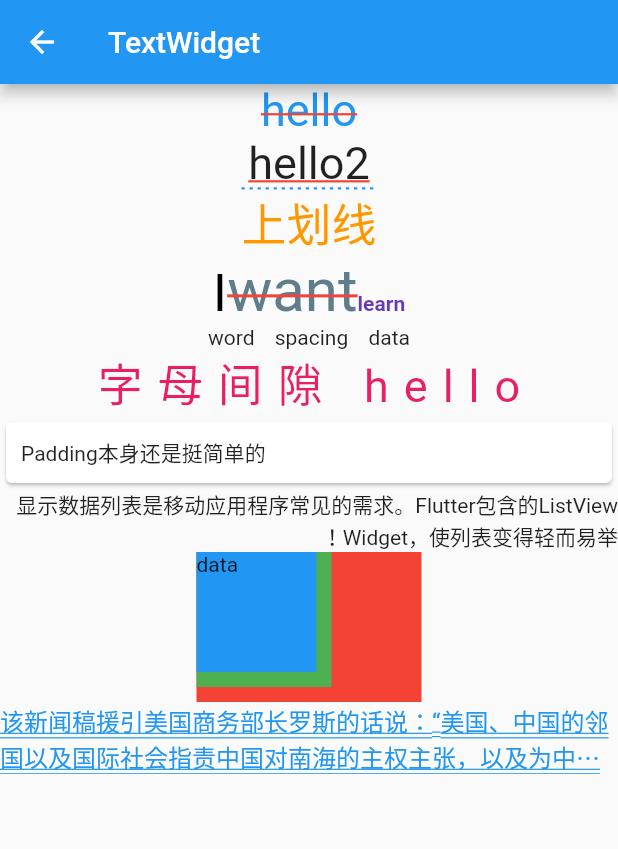
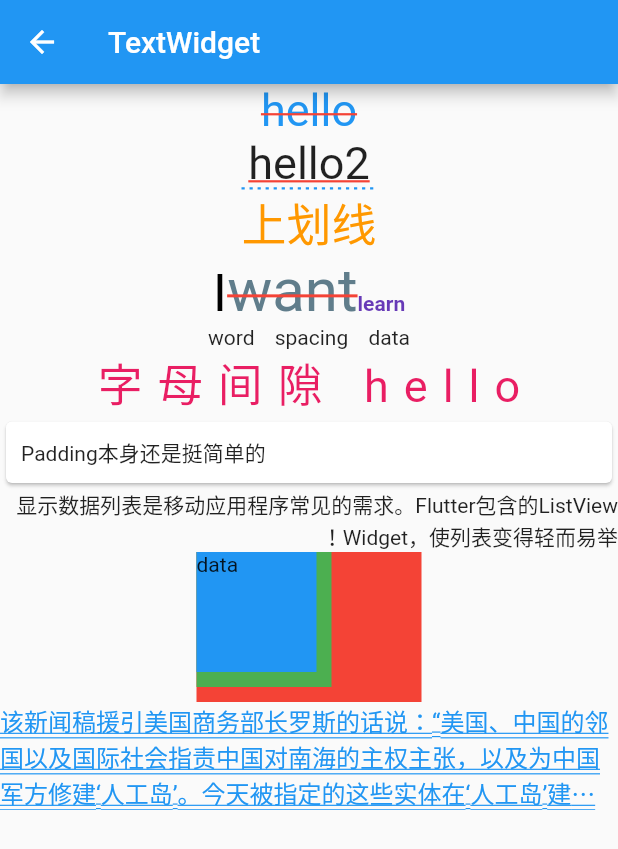
Before and after one commit to samuelhh/newFlutter, a Flutter app: the screen it shows after launch, after a tap on "Text", on a phone screen of 412 x 824 dp. Shown: the top 849 px of the screen. Run offline on Flutter 3.47's test engine with Material 2 defaults, Android fonts, the phone set to English and light mode, and no system bars; network calls fail.

Commit message:
mac 修改

```diff
--- a/lib/main.dart
+++ b/lib/main.dart
@@ -6,7 +6,7 @@ void main() => runApp(MyApp());
 class MyApp extends StatelessWidget {
   @override
   Widget build(BuildContext context) {
-    return new MaterialApp(
+    return MaterialApp(
       title: 'hanh',
       home: MainPage(),
     );
--- a/lib/pages/ContainerWidget.dart
+++ b/lib/pages/ContainerWidget.dart
@@ -14,7 +14,7 @@ class ContainerWidget extends StatelessWidget {
           ),
           // color: Colors.greenAccent,
           width: 200.0,
-          height: 600.0,
+          height: 300.0,
           alignment: Alignment.bottomRight,
           margin: EdgeInsets.all(30.0),
           padding: EdgeInsets.fromLTRB(0.0, 0.0, 20.0, 10.0),
--- a/lib/pages/ImageWidget.dart
+++ b/lib/pages/ImageWidget.dart
@@ -5,10 +5,12 @@ class ImageWidget extends StatelessWidget {
   Widget build(BuildContext context) {
     return Scaffold(
       appBar: AppBar(
-        title: Text("imageWidget"),
+        title: Text("Image"),
       ),
       body: Center(
-        child: Text("data"),
+        child: Image.network(
+          "http://n.sinaimg.cn/ent/4_img/upload/89fcfcd9/28/w690h938/20200827/c26e-iyhvyva4866898.jpg",
+        ),
       ),
     );
   }
--- a/lib/pages/TextWidget.dart
+++ b/lib/pages/TextWidget.dart
@@ -116,7 +116,7 @@ class MyText extends StatelessWidget {
             decorationStyle: TextDecorationStyle.double,
           ),
           textAlign: TextAlign.left,
-          maxLines: 2,
+          maxLines: 3,
           overflow: TextOverflow.ellipsis,
         )
       ],
```
